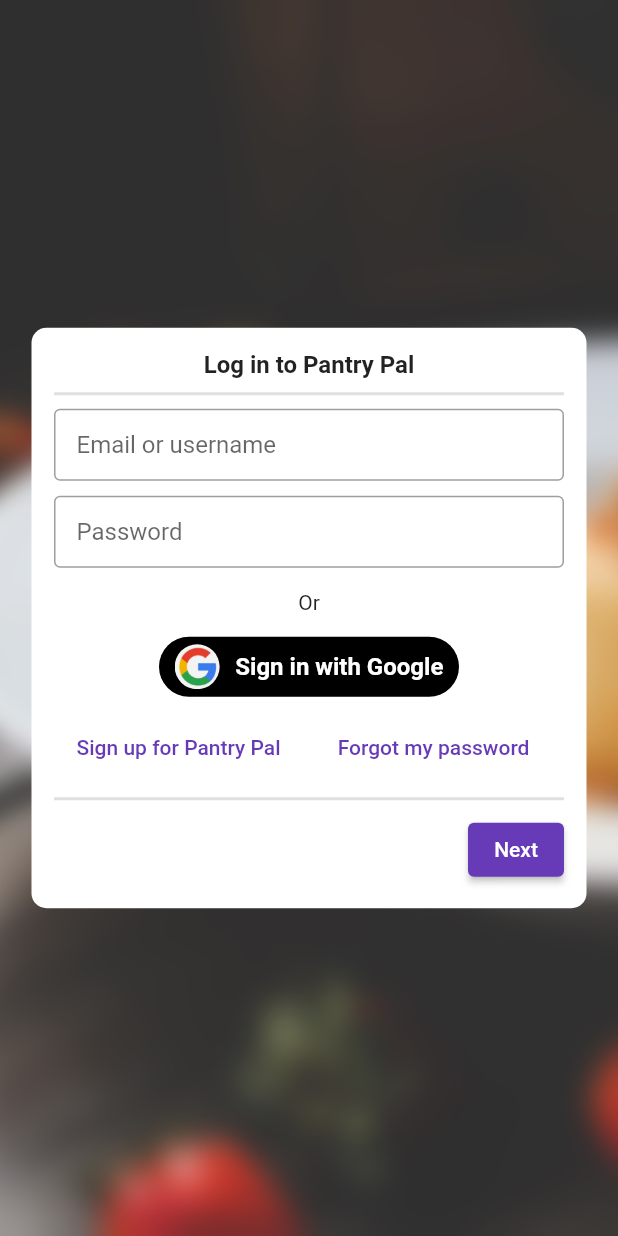
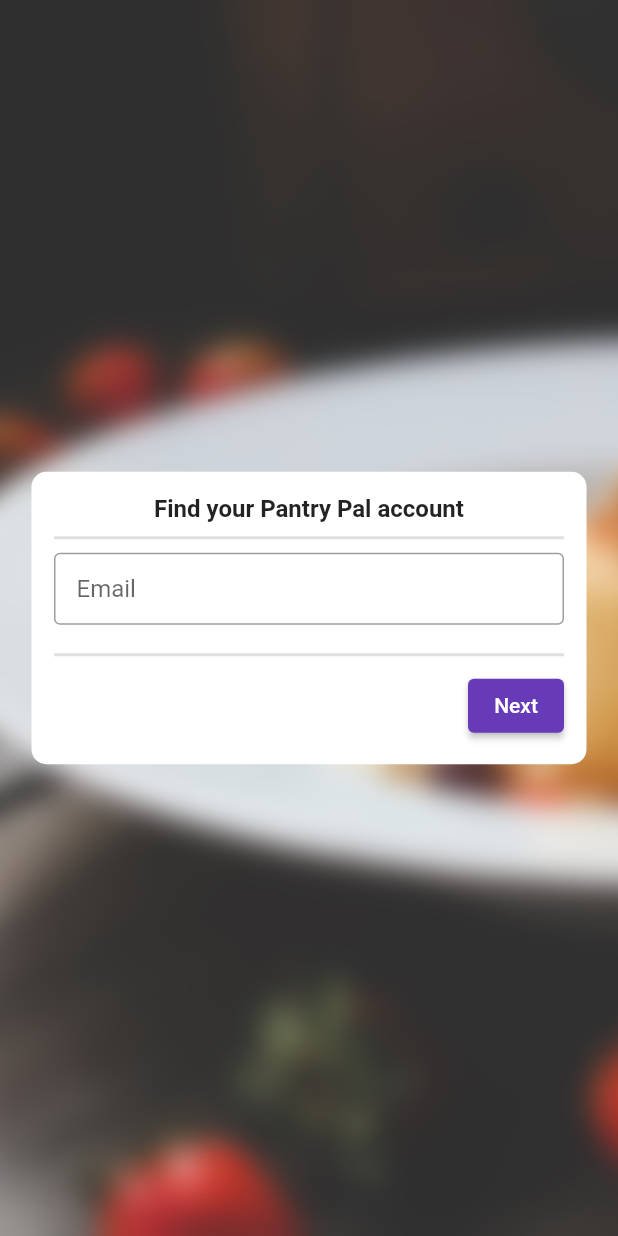
Before and after one commit to canyon-online/Pantry-Pal, a Flutter app: the Login screen opened by its route, after a tap on "Forgot my password", on a phone screen of 412 x 824 dp. Run offline on Flutter 3.47's test engine with Material 2 defaults, Android fonts, the phone set to English and light mode, and no system bars.

Commit message:
Started forgot password page

```diff
--- /dev/null
+++ b/client/lib/screens/landing/forgotPassword.dart
@@ -0,0 +1,201 @@
+import 'package:client/utils/routeNames.dart';
+import 'package:client/widgets/InputBox.dart';
+import 'package:flutter/material.dart';
+import 'package:client/utils/stringValidator.dart';
+import 'package:http/http.dart' as http;
+import 'dart:async';
+import 'dart:convert';
+
+// Google sign in:
+// import 'package:google_sign_in/google_sign_in.dart';
+
+// GoogleSignIn _googleSignIn = GoogleSignIn(
+//   scopes: [
+//     'email',
+//     'https://www.googleapis.com/auth/contacts.readonly',
+//   ],
+// );
+
+// Future<void> _handleSignIn() async {
+//   try {
+//     await _googleSignIn.signIn();
+//   } catch (error) {
+//     print(error);
+//   }
+// }
+
+enum Step { email, verification, login }
+
+Future<http.Response> emailUser(String email) async {
+  final response = await http.post(
+    Uri.https('jsonplaceholder.typicode.com', 'posts'),
+    headers: <String, String>{
+      'Content-Type': 'application/json; charset=UTF-8'
+    },
+    body: jsonEncode(<String, String>{'email': email}),
+  );
+
+  if (response.statusCode == 201) {
+    return response;
+  } else {
+    throw Exception('Failed to email user');
+  }
+}
+
+class ForgotPasswordState extends State<ForgotPassword> {
+  final _formKeyEmail = GlobalKey<FormState>();
+  final _formKeyVerification = GlobalKey<FormState>();
+  final TextEditingController _email = TextEditingController();
+  final TextEditingController _verification = TextEditingController();
+  Step selectedStep = Step.email;
+
+  Widget _buildEmailField() {
+    return TextFormField(
+      autovalidateMode: AutovalidateMode.onUserInteraction,
+      keyboardType: TextInputType.emailAddress,
+      controller: _email,
+      textInputAction: TextInputAction.next,
+      decoration: const InputDecoration(
+        hintText: 'Email',
+        border: OutlineInputBorder(),
+        contentPadding: EdgeInsets.only(left: 15.0),
+      ),
+      validator: (value) {
+        var empty = value?.isEmpty ?? true;
+        if (empty) {
+          return 'Please enter your email';
+        } else if (!value.isValidEmail()) {
+          return 'Please enter a valid email';
+        }
+        return null;
+      },
+    );
+  }
+
+  Widget _buildVerificationField() {
+    return TextFormField(
+      controller: _verification,
+      textInputAction: TextInputAction.next,
+      decoration: const InputDecoration(
+        hintText: 'Verification',
+        border: OutlineInputBorder(),
+        contentPadding: EdgeInsets.only(left: 15.0),
+      ),
+      validator: (value) {
+        var empty = value?.isEmpty ?? true;
+        if (empty) {
+          return 'Please your verification code';
+        }
+        return null;
+      },
+    );
+  }
+
+  Widget _buildSubmit(context) {
+    return ElevatedButton(
+      onPressed: () {
+        switch (selectedStep) {
+          case Step.email:
+            var validated = _formKeyEmail.currentState?.validate() ?? false;
+            if (validated) {
+              emailUser(_email.text)
+                  .then((value) => {
+                        ScaffoldMessenger.of(context)
+                            .showSnackBar(SnackBar(content: Text(value.body)))
+                      })
+                  .catchError((error) => {
+                        ScaffoldMessenger.of(context)
+                            .showSnackBar(SnackBar(content: Text(error)))
+                      });
+              setState(() {
+                selectedStep = Step.verification;
+              });
+            }
+            break;
+          case Step.verification:
+            var validated =
+                _formKeyVerification.currentState?.validate() ?? false;
+            if (validated) {
+              setState(() {
+                selectedStep = Step.login;
+              });
+            }
+            break;
+          case Step.login:
+            // TODO: Handle this case.
+            break;
+        }
+      },
+      child: Text('Next'),
+    );
+  }
+
+  Widget _buildInputBox(context) {
+    switch (selectedStep) {
+      case Step.email:
+        return InputBox(
+            'Find your Pantry Pal account',
+            <Widget>[
+              _buildEmailField(),
+              SizedBox(height: 10),
+            ],
+            _formKeyEmail,
+            _buildSubmit(context));
+      case Step.verification:
+        return InputBox(
+            'Enter verification',
+            <Widget>[
+              _buildVerificationField(),
+              SizedBox(height: 10),
+            ],
+            _formKeyVerification,
+            _buildSubmit(context));
+      case Step.login:
+        return InputBox(
+            'Enter verification',
+            <Widget>[
+              _buildVerificationField(),
+              SizedBox(height: 10),
+            ],
+            _formKeyVerification,
+            _buildSubmit(context));
+    }
+  }
+
+  Widget _buildCenter(context) {
+    return Center(
+        child: Container(
+      width: 370,
+      padding: EdgeInsets.all(15.0),
+      decoration: BoxDecoration(
+          color: Colors.white,
+          borderRadius: BorderRadius.all(Radius.circular(10))),
+      child: _buildInputBox(context),
+    ));
+  }
+
+  @override
+  Widget build(BuildContext context) {
+    return SafeArea(
+      child: Scaffold(
+        body: Container(
+          decoration: BoxDecoration(
+            image: DecorationImage(
+              image: AssetImage('assets/images/BackgroundBlurred.jpg'),
+              fit: BoxFit.cover,
+            ),
+          ),
+          child: Column(
+            mainAxisAlignment: MainAxisAlignment.center,
+            crossAxisAlignment: CrossAxisAlignment.center,
+            children: <Widget>[_buildCenter(context)],
+          ),
+        ),
+      ),
+    );
+  }
+}
+
+class ForgotPassword extends StatefulWidget {
+  State<StatefulWidget> createState() => ForgotPasswordState();
+}
--- a/client/lib/screens/landing/landing.dart
+++ b/client/lib/screens/landing/landing.dart
@@ -10,8 +10,6 @@ import 'package:flutter/material.dart';
 // - https://medium.com/flutterdevs/google-sign-in-with-flutter-8960580dec96
 
 class Landing extends StatelessWidget {
-  @override
-  Widget build(BuildContext context) {
   Widget _buildCenter(context) {
     return Center(
       child: Container(
@@ -66,6 +64,8 @@ class Landing extends StatelessWidget {
     );
   }
 
+  @override
+  Widget build(BuildContext context) {
     return SafeArea(
         child: Scaffold(
             body: Container(
--- a/client/lib/screens/landing/login.dart
+++ b/client/lib/screens/landing/login.dart
@@ -141,7 +141,7 @@ class Login extends StatelessWidget {
     );
   }
 
-  Widget _buildForgotPasswordLink() {
+  Widget _buildForgotPasswordLink(context) {
     return TextButton(
       style: TextButton.styleFrom(
         padding: EdgeInsets.all(10),
@@ -149,7 +149,7 @@ class Login extends StatelessWidget {
             borderRadius: BorderRadius.all(Radius.circular(5))),
       ),
       onPressed: () {
-        // Navigator.pushNamed(context, '/forgotpassword');
+        Navigator.pushNamed(context, RouteName.FORGOTPASSWORD);
         print('Forgot my password');
       },
       child: Text('Forgot my password'),
@@ -197,7 +197,7 @@ class Login extends StatelessWidget {
             SizedBox(height: 10),
             Row(mainAxisAlignment: MainAxisAlignment.spaceAround, children: [
               _buildSignupLink(context),
-              _buildForgotPasswordLink()
+              _buildForgotPasswordLink(context)
             ])
           ],
           _formKey,
--- a/client/lib/utils/routeNames.dart
+++ b/client/lib/utils/routeNames.dart
@@ -2,4 +2,5 @@ class RouteName {
   static const String LANDING = '/';
   static const String SIGNUP = '/signup';
   static const String LOGIN = '/login';
+  static const String FORGOTPASSWORD = '/forgotpassword';
 }
```
Also changed, not shown: client/lib/main.dart (+6 -4 lines). Lines whose indentation alone changed are shown as unchanged.
